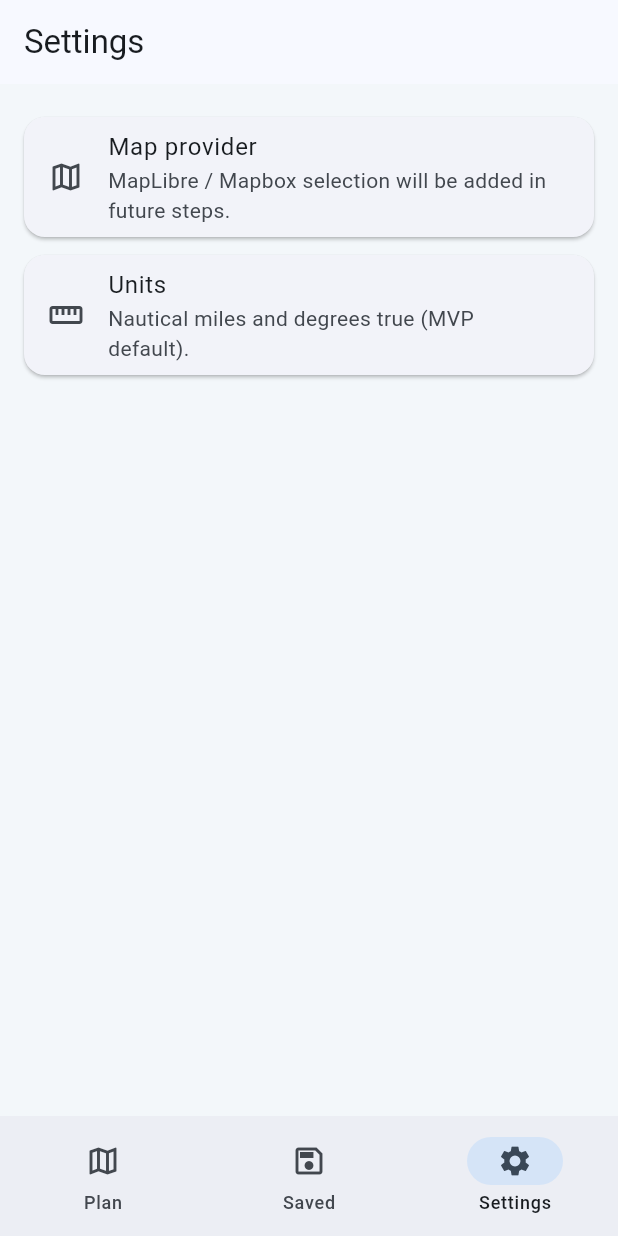
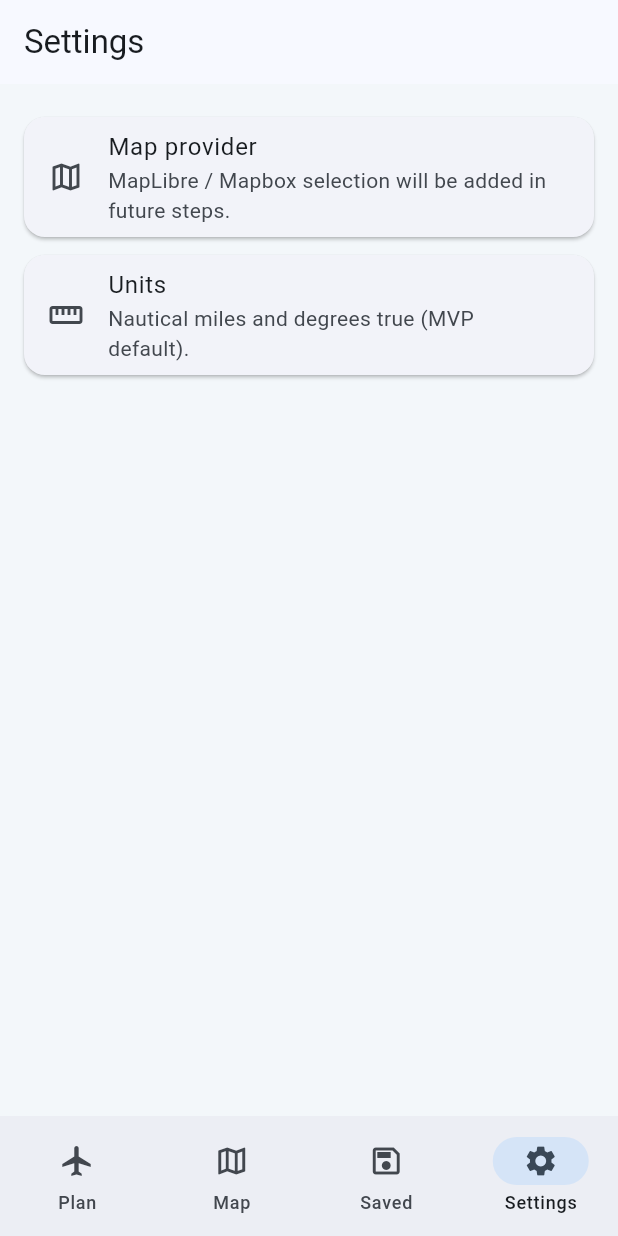
Before and after one commit to Waber/FlightAssistant, a Flutter app: the SettingsScreen screen opened by its route, on a phone screen of 412 x 824 dp. Run offline on Flutter 3.47's test engine with Material 3 defaults, Android fonts, the phone set to English and light mode, and no system bars; our stand-ins replace flutter_riverpod, go_router, sqflite; missing offline and left inert: maplibre; accounts and stored records are empty.

Commit message:
feat: add Map as 4th navigation tab, add bodyPadding to AppScaffold

```diff
--- a/lib/app/router/app_router.dart
+++ b/lib/app/router/app_router.dart
@@ -1,10 +1,12 @@
 import 'package:flight_assistant/features/flight_planning/presentation/screens/flight_planning_screen.dart';
+import 'package:flight_assistant/features/map_view/presentation/screens/map_screen.dart';
 import 'package:flight_assistant/features/route_storage/presentation/screens/saved_routes_screen.dart';
 import 'package:flight_assistant/features/settings/presentation/screens/settings_screen.dart';
 import 'package:go_router/go_router.dart';
 
 class AppRoutes {
   static const String flightPlanning = '/planner';
+  static const String map = '/map';
   static const String savedRoutes = '/saved-routes';
   static const String settings = '/settings';
 }
@@ -17,6 +19,10 @@ final GoRouter appRouter = GoRouter(
       builder: (context, state) => const FlightPlanningScreen(),
     ),
     GoRoute(
+      path: AppRoutes.map,
+      builder: (context, state) => const MapScreen(),
+    ),
+    GoRoute(
       path: AppRoutes.savedRoutes,
       builder: (context, state) => const SavedRoutesScreen(),
     ),
--- a/lib/features/map_view/presentation/screens/map_screen.dart
+++ b/lib/features/map_view/presentation/screens/map_screen.dart
@@ -9,10 +9,11 @@ class MapScreen extends ConsumerWidget {
 
   @override
   Widget build(BuildContext context, WidgetRef ref) {
-    final waypoints = ref.watch(flightPlanningControllerProvider).routePlan.waypoints;
+    final waypoints =
+        ref.watch(flightPlanningControllerProvider).routePlan.waypoints;
     return AppScaffold(
       title: 'Map View',
-      currentIndex: 0,
+      currentIndex: 1,
       body: FlightMapWidget(
         waypoints: waypoints,
         height: 420,
--- a/lib/features/route_storage/presentation/screens/saved_routes_screen.dart
+++ b/lib/features/route_storage/presentation/screens/saved_routes_screen.dart
@@ -15,7 +15,7 @@ class SavedRoutesScreen extends ConsumerWidget {
 
     return AppScaffold(
       title: 'Saved Routes',
-      currentIndex: 1,
+      currentIndex: 2,
       body: savedRoutesAsync.when(
         loading: () => const LoadingIndicator(),
         error: (_, __) => ErrorView(
--- a/lib/features/settings/presentation/screens/settings_screen.dart
+++ b/lib/features/settings/presentation/screens/settings_screen.dart
@@ -8,7 +8,7 @@ class SettingsScreen extends StatelessWidget {
   Widget build(BuildContext context) {
     return const AppScaffold(
       title: 'Settings',
-      currentIndex: 2,
+      currentIndex: 3,
       body: _SettingsContent(),
     );
   }
--- a/lib/shared/widgets/app_scaffold.dart
+++ b/lib/shared/widgets/app_scaffold.dart
@@ -9,19 +9,21 @@ class AppScaffold extends StatelessWidget {
     required this.currentIndex,
     super.key,
     this.floatingActionButton,
+    this.bodyPadding = const EdgeInsets.all(16),
   });
 
   final String title;
   final Widget body;
   final int currentIndex;
   final Widget? floatingActionButton;
+  final EdgeInsets bodyPadding;
 
   @override
   Widget build(BuildContext context) {
     return Scaffold(
       appBar: AppBar(title: Text(title)),
       body: SafeArea(
-        minimum: const EdgeInsets.all(16),
+        minimum: bodyPadding,
         child: body,
       ),
       floatingActionButton: floatingActionButton,
@@ -30,9 +32,14 @@ class AppScaffold extends StatelessWidget {
         onDestinationSelected: (index) => _onItemTap(context, index),
         destinations: const <NavigationDestination>[
           NavigationDestination(
+            icon: Icon(Icons.flight_outlined),
+            selectedIcon: Icon(Icons.flight),
+            label: 'Plan',
+          ),
+          NavigationDestination(
             icon: Icon(Icons.map_outlined),
             selectedIcon: Icon(Icons.map),
-            label: 'Plan',
+            label: 'Map',
           ),
           NavigationDestination(
             icon: Icon(Icons.save_outlined),
@@ -53,13 +60,12 @@ class AppScaffold extends StatelessWidget {
     switch (index) {
       case 0:
         context.go(AppRoutes.flightPlanning);
-        break;
       case 1:
+        context.go(AppRoutes.map);
+      case 2:
         context.go(AppRoutes.savedRoutes);
-        break;
-      case 2:
+      case 3:
         context.go(AppRoutes.settings);
-        break;
     }
   }
 }
```
Also changed, not shown: 1 other file.
